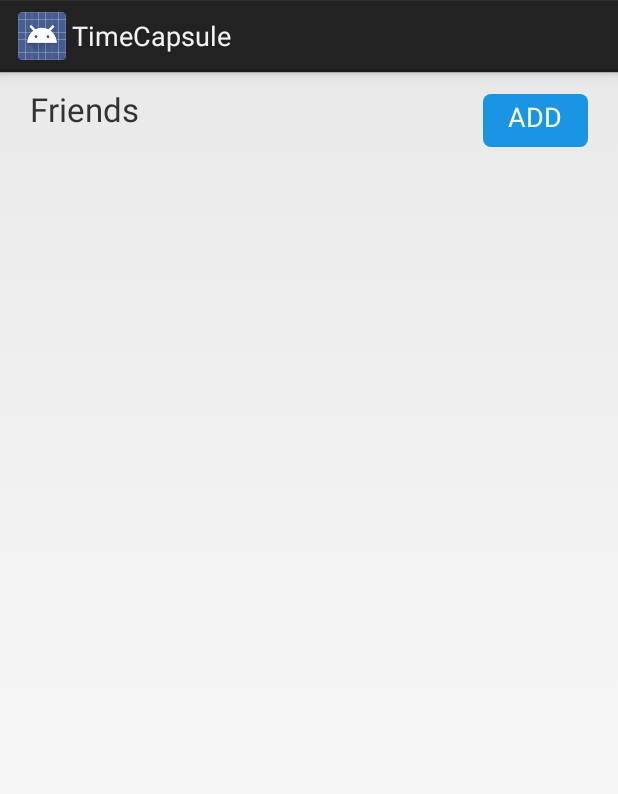
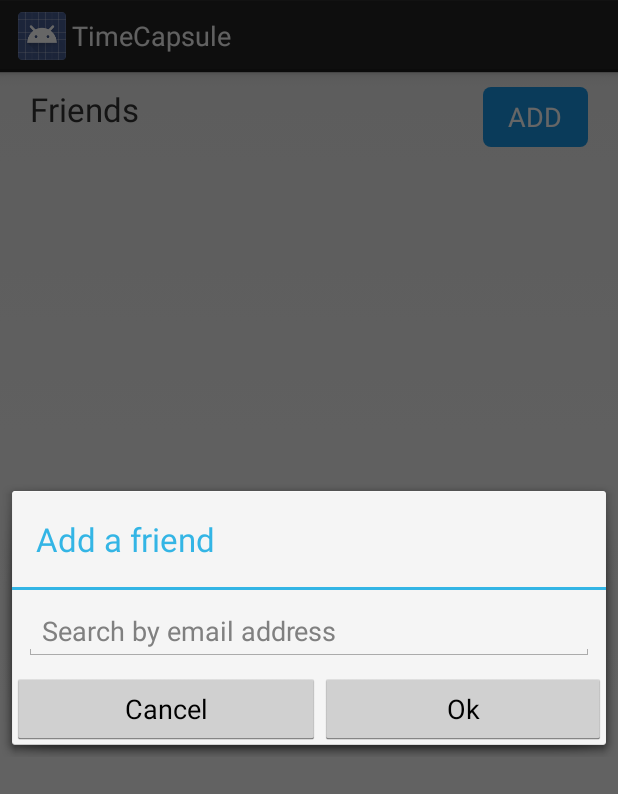
Before and after one commit to tomasro27/TimeCapsule, an Android app: the fragment FriendsFragment shown on its own in the app's theme, after a tap on "ADD", on a phone screen of 412 x 824 dp. Shown: the top 794 px of the screen. Run offline under Robolectric (Android 15) with nearby library versions, the phone set to English and light mode, and no system bars.

```diff
--- a/app/src/main/java/com/rodrigueztomas/timecapsule/FriendsFragment.java
+++ b/app/src/main/java/com/rodrigueztomas/timecapsule/FriendsFragment.java
@@ -2,6 +2,7 @@ package com.rodrigueztomas.timecapsule;
 
 
 
+import android.app.Dialog;
 import android.os.Bundle;
 import android.app.Fragment;
 import android.view.LayoutInflater;
@@ -38,13 +39,19 @@ public class FriendsFragment extends Fragment {
         bAdd.setOnClickListener(new View.OnClickListener() {
             @Override
             public void onClick(View v) {
+                AddFriendDialogFragment addFriendDialog = new AddFriendDialogFragment();
+                addFriendDialog.show(getFragmentManager(), "Diag");
 
             }
         });
+
+
 
 
         return v;
     }
 
 
+
+
 }
--- a/app/src/main/java/com/rodrigueztomas/timecapsule/MainActivity.java
+++ b/app/src/main/java/com/rodrigueztomas/timecapsule/MainActivity.java
@@ -48,7 +48,7 @@ public class MainActivity extends Activity {
 
 
 
-        titles = new String[]{"Map", "Profile", "The Other", "CameraFragment", "Capsules"};
+        titles = new String[]{"Map", "Profile", "Friends", "CameraFragment", "Capsules"};
         drawerLayout = (DrawerLayout) findViewById(com.rodrigueztomas.timecapsule.R.id.drawer_layout);
         drawerListView = (ListView) findViewById(com.rodrigueztomas.timecapsule.R.id.left_drawer);
         drawerListView.setAdapter(new ArrayAdapter<String>(this, com.rodrigueztomas.timecapsule.R.layout.drawer_list_item, titles));
@@ -198,4 +198,5 @@ public class MainActivity extends Activity {
     }
 
 
+
 }
--- a/app/src/main/res/drawable/add_button_selected.xml
+++ b/app/src/main/res/drawable/add_button_selected.xml
@@ -3,9 +3,9 @@
 
 
 
-    <!--Bottom 2dp Shadow-->
+
     <item
-        android:top="5dp">
+       >
 
         <shape>
 
--- a/app/src/main/res/drawable/add_button_unselected.xml
+++ b/app/src/main/res/drawable/add_button_unselected.xml
@@ -3,9 +3,9 @@
 
 
 
-    <!--Bottom 2dp Shadow-->
+
     <item
-        android:top="5dp">
+        >
 
         <shape>
 
--- /dev/null
+++ b/app/src/main/res/layout/fragment_dialog_add_friend.xml
@@ -0,0 +1,40 @@
+<?xml version="1.0" encoding="utf-8"?>
+
+<LinearLayout xmlns:android="http://schemas.android.com/apk/res/android"
+    android:orientation="vertical" android:layout_width="match_parent"
+    android:layout_height="match_parent"
+    style='"@android:style/Theme.Dialog"'>
+
+    <EditText
+        android:layout_width="match_parent"
+        android:layout_height="wrap_content"
+        android:hint="Search by email address"
+        android:id="@+id/emailSearch"
+        android:gravity="left"
+        android:layout_gravity="center_horizontal"
+        android:layout_margin="8dp"/>
+
+    <LinearLayout
+        android:orientation="horizontal"
+        android:layout_width="match_parent"
+        android:layout_height="wrap_content"
+        >
+        <Button
+            android:layout_width="wrap_content"
+            android:layout_height="wrap_content"
+            android:text="Cancel"
+            android:id="@+id/cancel"
+            android:layout_gravity="center_horizontal"
+            android:layout_weight=".5"
+             />
+        <Button
+            android:layout_width="wrap_content"
+            android:layout_height="wrap_content"
+            android:text="Ok"
+            android:id="@+id/ok"
+            android:layout_weight=".5" />
+    </LinearLayout>
+
+
+
+</LinearLayout>
```
Also changed, not shown: app/src/main/java/com/rodrigueztomas/timecapsule/AddFriendDialogFragment.java (added, +172 -0 lines), app/src/main/java/com/rodrigueztomas/timecapsule/SignUpActivity.java (+3 -5 lines).
